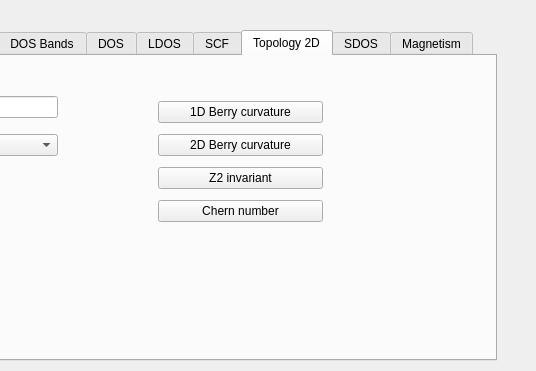
First picture: the form in development/interface-pyqt/2d/interface.ui, repository joselado/quantum-honeycomp, before the edit; both pictures show x 444 to 980 and y 0 to 371 of the 980 by 600 pixel window.
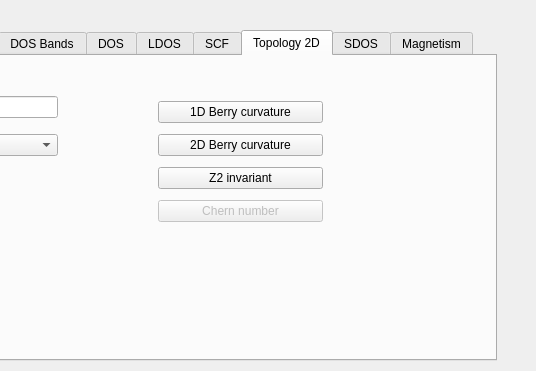
Second picture: the form after the edit. The open tabs and pages were chosen to show the change.

What changed in the file:
```diff
--- a/development/interface-pyqt/2d/interface.ui
+++ b/development/interface-pyqt/2d/interface.ui
@@ -846,6 +846,9 @@
       <layout class="QGridLayout" name="gridLayout_7">
        <item row="3" column="0">
         <widget class="QPushButton" name="show_chern">
+         <property name="enabled">
+          <bool>false</bool>
+         </property>
          <property name="text">
           <string>Chern number</string>
          </property>
```
Left out of the diff: 2 changed lines with no effect on the pictures.
